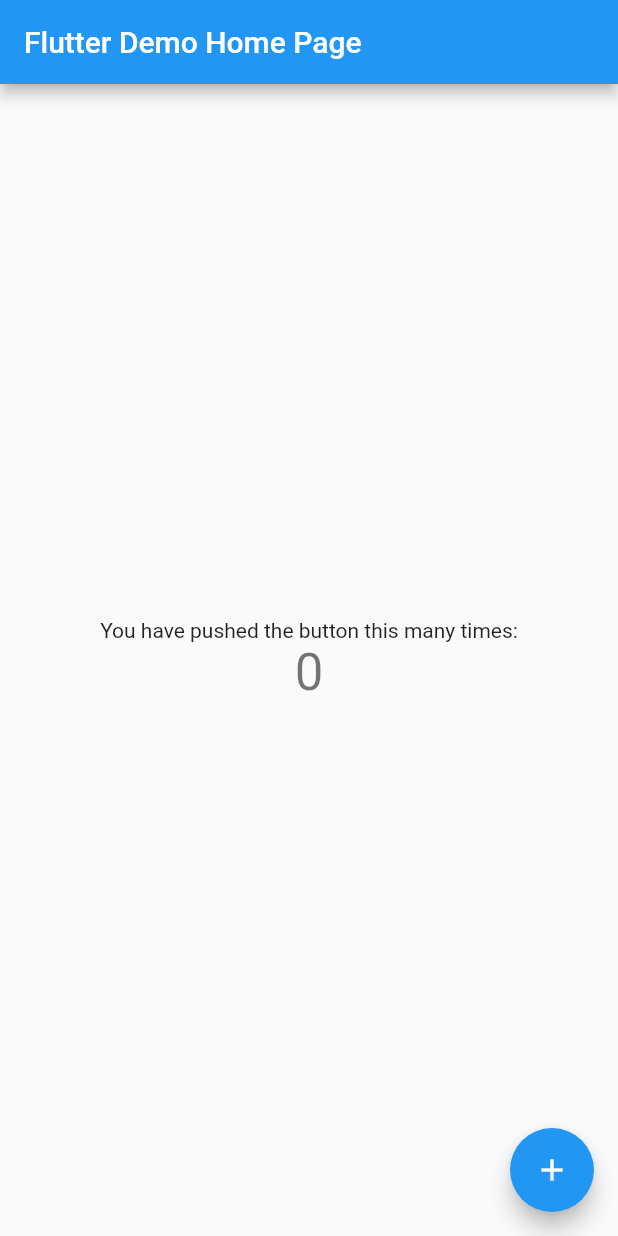
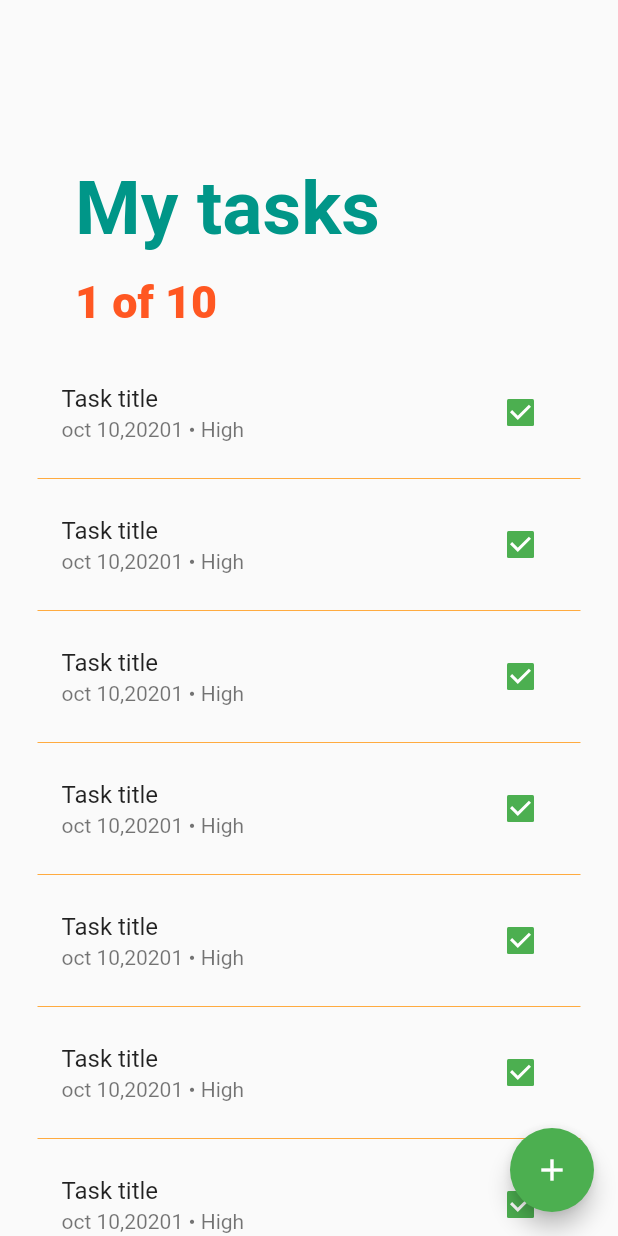
Before and after one commit to niteshpunia/todoApp, a Flutter app: the screen it shows after launch, on a phone screen of 412 x 824 dp. Run offline on Flutter 3.47's test engine with Material 2 defaults, Android fonts, the phone set to English and light mode, and no system bars; missing offline and left inert: dart:html.

Commit message:
todo_list and add_task

```diff
--- a/lib/main.dart
+++ b/lib/main.dart
@@ -1,4 +1,5 @@
 import 'package:flutter/material.dart';
+import 'package:todoapp/screens/todo_list.dart';
 
 void main() {
   runApp(MyApp());
@@ -9,109 +10,12 @@ class MyApp extends StatelessWidget {
   @override
   Widget build(BuildContext context) {
     return MaterialApp(
-      title: 'Flutter Demo',
+      title: 'ToDo App',
+      debugShowCheckedModeBanner: false,
       theme: ThemeData(
-        // This is the theme of your application.
-        //
-        // Try running your application with "flutter run". You'll see the
-        // application has a blue toolbar. Then, without quitting the app, try
-        // changing the primarySwatch below to Colors.green and then invoke
-        // "hot reload" (press "r" in the console where you ran "flutter run",
-        // or simply save your changes to "hot reload" in a Flutter IDE).
-        // Notice that the counter didn't reset back to zero; the application
-        // is not restarted.
-        primarySwatch: Colors.blue,
-        // This makes the visual density adapt to the platform that you run
-        // the app on. For desktop platforms, the controls will be smaller and
-        // closer together (more dense) than on mobile platforms.
-        visualDensity: VisualDensity.adaptivePlatformDensity,
+        primarySwatch: Colors.green,
       ),
-      home: MyHomePage(title: 'Flutter Demo Home Page'),
+      home: ToDoList(),
     );
   }
 }
-
-class MyHomePage extends StatefulWidget {
-  MyHomePage({Key key, this.title}) : super(key: key);
-
-  // This widget is the home page of your application. It is stateful, meaning
-  // that it has a State object (defined below) that contains fields that affect
-  // how it looks.
-
-  // This class is the configuration for the state. It holds the values (in this
-  // case the title) provided by the parent (in this case the App widget) and
-  // used by the build method of the State. Fields in a Widget subclass are
-  // always marked "final".
-
-  final String title;
-
-  @override
-  _MyHomePageState createState() => _MyHomePageState();
-}
-
-class _MyHomePageState extends State<MyHomePage> {
-  int _counter = 0;
-
-  void _incrementCounter() {
-    setState(() {
-      // This call to setState tells the Flutter framework that something has
-      // changed in this State, which causes it to rerun the build method below
-      // so that the display can reflect the updated values. If we changed
-      // _counter without calling setState(), then the build method would not be
-      // called again, and so nothing would appear to happen.
-      _counter++;
-    });
-  }
-
-  @override
-  Widget build(BuildContext context) {
-    // This method is rerun every time setState is called, for instance as done
-    // by the _incrementCounter method above.
-    //
-    // The Flutter framework has been optimized to make rerunning build methods
-    // fast, so that you can just rebuild anything that needs updating rather
-    // than having to individually change instances of widgets.
-    return Scaffold(
-      appBar: AppBar(
-        // Here we take the value from the MyHomePage object that was created by
-        // the App.build method, and use it to set our appbar title.
-        title: Text(widget.title),
-      ),
-      body: Center(
-        // Center is a layout widget. It takes a single child and positions it
-        // in the middle of the parent.
-        child: Column(
-          // Column is also a layout widget. It takes a list of children and
-          // arranges them vertically. By default, it sizes itself to fit its
-          // children horizontally, and tries to be as tall as its parent.
-          //
-          // Invoke "debug painting" (press "p" in the console, choose the
-          // "Toggle Debug Paint" action from the Flutter Inspector in Android
-          // Studio, or the "Toggle Debug Paint" command in Visual Studio Code)
-          // to see the wireframe for each widget.
-          //
-          // Column has various properties to control how it sizes itself and
-          // how it positions its children. Here we use mainAxisAlignment to
-          // center the children vertically; the main axis here is the vertical
-          // axis because Columns are vertical (the cross axis would be
-          // horizontal).
-          mainAxisAlignment: MainAxisAlignment.center,
-          children: <Widget>[
-            Text(
-              'You have pushed the button this many times:',
-            ),
-            Text(
-              '$_counter',
-              style: Theme.of(context).textTheme.headline4,
-            ),
-          ],
-        ),
-      ),
-      floatingActionButton: FloatingActionButton(
-        onPressed: _incrementCounter,
-        tooltip: 'Increment',
-        child: Icon(Icons.add),
-      ), // This trailing comma makes auto-formatting nicer for build methods.
-    );
-  }
-}
--- /dev/null
+++ b/lib/screens/todo_list.dart
@@ -0,0 +1,78 @@
+import 'package:flutter/material.dart';
+import 'package:flutter/widgets.dart';
+import 'package:todoapp/screens/add_task.dart';
+
+class ToDoList extends StatefulWidget {
+  @override
+  _ToDoListState createState() => _ToDoListState();
+}
+
+class _ToDoListState extends State<ToDoList> {
+  Widget _buildTask(int index) {
+    return Padding(
+      padding: EdgeInsets.symmetric(horizontal: 25.0),
+      child: Column(
+        children: [
+          ListTile(
+            title: Text('Task title'),
+            subtitle: Text('oct 10,20201 • High'),
+            trailing: Checkbox(
+              onChanged: (value) {
+                print(value);
+              },
+              activeColor: Theme.of(context).primaryColor,
+              value: true,
+            ),
+          ),
+          Divider(
+            color: Colors.orangeAccent,
+          ),
+        ],
+      ),
+    );
+  }
+
+  @override
+  Widget build(BuildContext context) {
+    return Scaffold(
+        floatingActionButton: FloatingActionButton(
+          backgroundColor: Theme.of(context).primaryColor,
+          child: Icon(Icons.add),
+          onPressed: () => Navigator.push(
+              context, MaterialPageRoute(builder: (_) => AddTask())),
+        ),
+        body: ListView.builder(
+          padding: EdgeInsets.symmetric(vertical: 90.0),
+          itemCount: 10,
+          itemBuilder: (BuildContext context, int index) {
+            if (index == 0) {
+              return Padding(
+                padding: EdgeInsets.symmetric(horizontal: 50.0, vertical: 20.0),
+                child: Column(
+                    crossAxisAlignment: CrossAxisAlignment.start,
+                    children: <Widget>[
+                      Text(
+                        'My tasks',
+                        style: TextStyle(
+                          color: Colors.teal,
+                          fontSize: 50,
+                          fontWeight: FontWeight.bold,
+                        ),
+                      ),
+                      SizedBox(height: 15.0),
+                      Text(
+                        '1 of 10',
+                        style: TextStyle(
+                          color: Colors.deepOrange,
+                          fontSize: 30,
+                          fontWeight: FontWeight.w900,
+                        ),
+                      ),
+                    ]),
+              );
+            }
+            return _buildTask(index);
+          },
+        ));
+  }
+}
--- a/pubspec.yaml
+++ b/pubspec.yaml
@@ -28,6 +28,7 @@ dependencies:
   # The following adds the Cupertino Icons font to your application.
   # Use with the CupertinoIcons class for iOS style icons.
   cupertino_icons: ^1.0.0
+  intl: ^0.16.0
 
 dev_dependencies:
   flutter_test:
```
Also changed, not shown: lib/screens/add_task.dart (added, +183 -0 lines), pubspec.lock, 1 other file.
